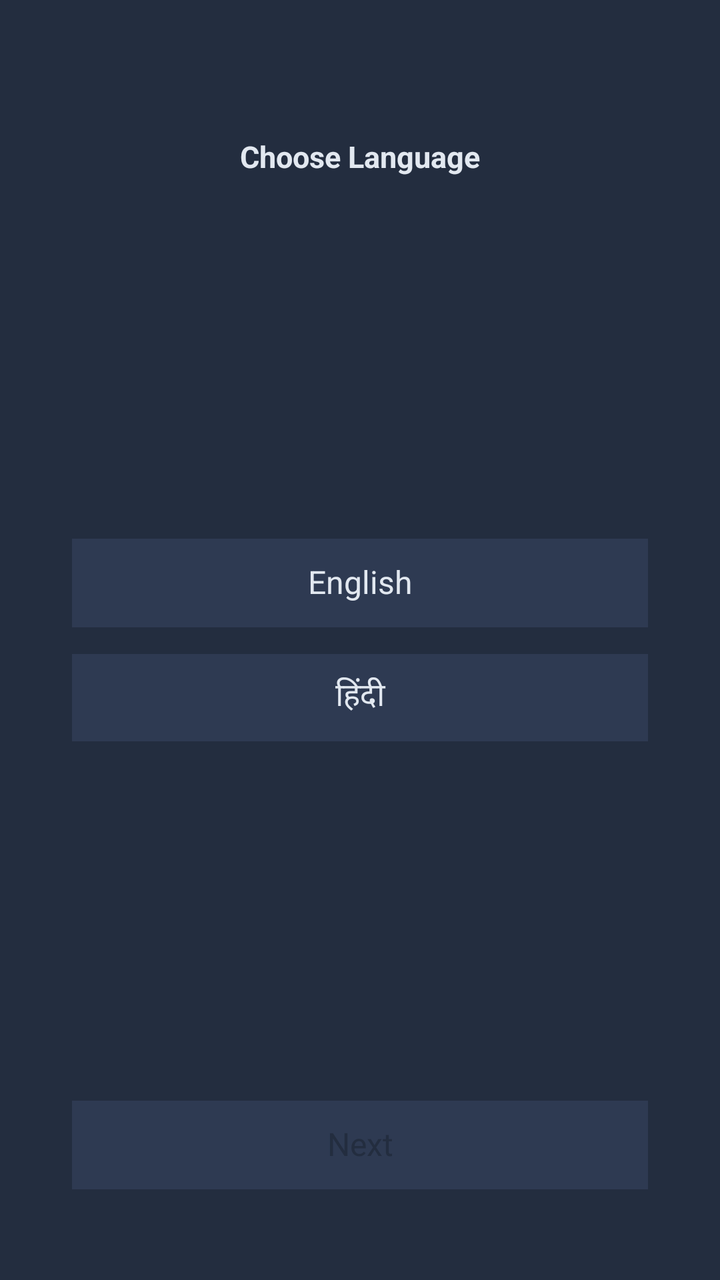
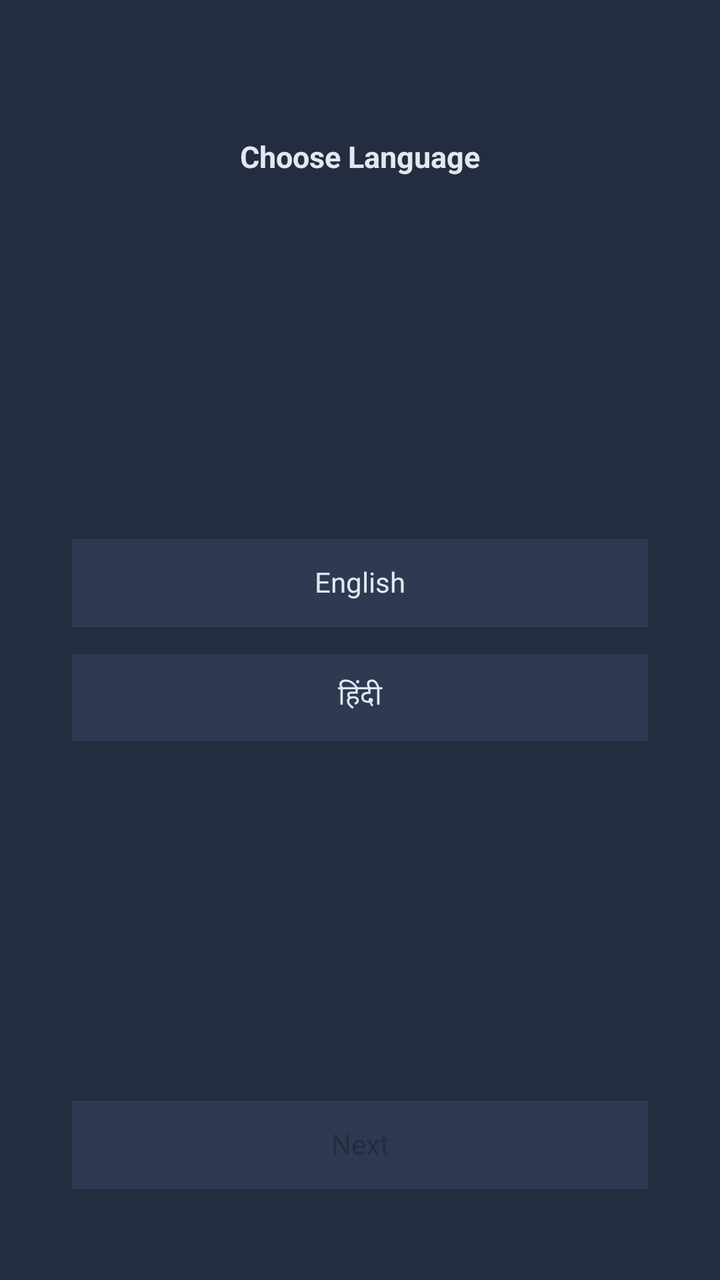

An Android layout rendered at two revisions. The XML below is the earlier revision; the diff shows what the commit changed to produce the second picture.
<!-- AndroidManifest.xml: activity theme Theme.NihalHome -->
<!-- res/layout/activity_language_selection.xml -->
<?xml version="1.0" encoding="utf-8"?>
<androidx.constraintlayout.widget.ConstraintLayout
    xmlns:android="http://schemas.android.com/apk/res/android"
    xmlns:app="http://schemas.android.com/apk/res-auto"
    android:layout_width="match_parent"
    android:layout_height="match_parent"
    android:background="@color/onboarding_background">

    
    <androidx.constraintlayout.widget.Guideline
        android:id="@+id/guideTitleTop"
        android:layout_width="wrap_content"
        android:layout_height="wrap_content"
        android:orientation="horizontal"
        app:layout_constraintGuide_percent="0.109" />

    <androidx.constraintlayout.widget.Guideline
        android:id="@+id/guideTitleBottom"
        android:layout_width="wrap_content"
        android:layout_height="wrap_content"
        android:orientation="horizontal"
        app:layout_constraintGuide_percent="0.138" />

    <androidx.constraintlayout.widget.Guideline
        android:id="@+id/guideEnglishTop"
        android:layout_width="wrap_content"
        android:layout_height="wrap_content"
        android:orientation="horizontal"
        app:layout_constraintGuide_percent="0.421" />

    <androidx.constraintlayout.widget.Guideline
        android:id="@+id/guideEnglishBottom"
        android:layout_width="wrap_content"
        android:layout_height="wrap_content"
        android:orientation="horizontal"
        app:layout_constraintGuide_percent="0.490" />

    <androidx.constraintlayout.widget.Guideline
        android:id="@+id/guideHindiTop"
        android:layout_width="wrap_content"
        android:layout_height="wrap_content"
        android:orientation="horizontal"
        app:layout_constraintGuide_percent="0.511" />

    <androidx.constraintlayout.widget.Guideline
        android:id="@+id/guideHindiBottom"
        android:layout_width="wrap_content"
        android:layout_height="wrap_content"
        android:orientation="horizontal"
        app:layout_constraintGuide_percent="0.579" />

    <androidx.constraintlayout.widget.Guideline
        android:id="@+id/guideNextTop"
        android:layout_width="wrap_content"
        android:layout_height="wrap_content"
        android:orientation="horizontal"
        app:layout_constraintGuide_percent="0.860" />

    <androidx.constraintlayout.widget.Guideline
        android:id="@+id/guideNextBottom"
        android:layout_width="wrap_content"
        android:layout_height="wrap_content"
        android:orientation="horizontal"
        app:layout_constraintGuide_percent="0.929" />

    
    <androidx.constraintlayout.widget.Guideline
        android:id="@+id/guideLeft"
        android:layout_width="wrap_content"
        android:layout_height="wrap_content"
        android:orientation="vertical"
        app:layout_constraintGuide_percent="0.10" />

    <androidx.constraintlayout.widget.Guideline
        android:id="@+id/guideRight"
        android:layout_width="wrap_content"
        android:layout_height="wrap_content"
        android:orientation="vertical"
        app:layout_constraintGuide_percent="0.90" />

    
    <androidx.appcompat.widget.AppCompatTextView
        android:id="@+id/textChooseLanguage"
        android:layout_width="0dp"
        android:layout_height="0dp"
        android:text="@string/choose_language_title"
        android:textColor="@color/onboarding_heading"
        android:textStyle="bold"
        android:gravity="center"
        android:maxLines="1"
        android:includeFontPadding="false"
        android:ellipsize="none"
        app:autoSizeTextType="uniform"
        app:autoSizeMinTextSize="1sp"
        app:autoSizeMaxTextSize="26sp"
        app:autoSizeStepGranularity="1sp"
        app:layout_constraintStart_toStartOf="@id/guideLeft"
        app:layout_constraintEnd_toEndOf="@id/guideRight"
        app:layout_constraintTop_toTopOf="@id/guideTitleTop"
        app:layout_constraintBottom_toBottomOf="@id/guideTitleBottom" />

    <Button
        android:id="@+id/buttonEnglish"
        android:layout_width="0dp"
        android:layout_height="0dp"
        android:minWidth="0dp"
        android:minHeight="0dp"
        android:paddingVertical="0dp"
        android:background="@color/onboarding_button_unselected"
        android:text="@string/language_english"
        android:textColor="@color/onboarding_heading"
        android:textAllCaps="false"
        android:gravity="center"
        android:maxLines="1"
        android:includeFontPadding="false"
        android:elevation="0dp"
        app:autoSizeTextType="uniform"
        app:autoSizeMinTextSize="1sp"
        app:autoSizeMaxTextSize="16sp"
        app:autoSizeStepGranularity="1sp"
        app:layout_constraintStart_toStartOf="@id/guideLeft"
        app:layout_constraintEnd_toEndOf="@id/guideRight"
        app:layout_constraintTop_toTopOf="@id/guideEnglishTop"
        app:layout_constraintBottom_toBottomOf="@id/guideEnglishBottom" />

    <Button
        android:id="@+id/buttonHindiUrdu"
        android:layout_width="0dp"
        android:layout_height="0dp"
        android:minWidth="0dp"
        android:minHeight="0dp"
        android:paddingVertical="0dp"
        android:background="@color/onboarding_button_unselected"
        android:text="@string/language_hindi_urdu"
        android:textColor="@color/onboarding_heading"
        android:textAllCaps="false"
        android:gravity="center"
        android:maxLines="1"
        android:includeFontPadding="false"
        android:elevation="0dp"
        app:autoSizeTextType="uniform"
        app:autoSizeMinTextSize="1sp"
        app:autoSizeMaxTextSize="16sp"
        app:autoSizeStepGranularity="1sp"
        app:layout_constraintStart_toStartOf="@id/guideLeft"
        app:layout_constraintEnd_toEndOf="@id/guideRight"
        app:layout_constraintTop_toTopOf="@id/guideHindiTop"
        app:layout_constraintBottom_toBottomOf="@id/guideHindiBottom" />

    <Button
        android:id="@+id/buttonNext"
        android:layout_width="0dp"
        android:layout_height="0dp"
        android:minWidth="0dp"
        android:minHeight="0dp"
        android:paddingVertical="0dp"
        android:background="@color/onboarding_button_unselected"
        android:enabled="false"
        android:text="@string/action_next"
        android:textColor="@color/onboarding_button_text"
        android:textAllCaps="false"
        android:gravity="center"
        android:maxLines="1"
        android:includeFontPadding="false"
        android:elevation="0dp"
        app:autoSizeTextType="uniform"
        app:autoSizeMinTextSize="1sp"
        app:autoSizeMaxTextSize="16sp"
        app:autoSizeStepGranularity="1sp"
        app:layout_constraintStart_toStartOf="@id/guideLeft"
        app:layout_constraintEnd_toEndOf="@id/guideRight"
        app:layout_constraintTop_toTopOf="@id/guideNextTop"
        app:layout_constraintBottom_toBottomOf="@id/guideNextBottom" />

</androidx.constraintlayout.widget.ConstraintLayout>
<!-- resources referenced by this layout -->
<resources>
  <color name="onboarding_background">#232D3F</color>
  <color name="onboarding_button_text">#232D3F</color>
  <color name="onboarding_button_unselected">#2E3A52</color>
  <color name="onboarding_heading">#E2E8F0</color>
  <string name="action_next">Next</string>
  <string name="choose_language_title">Choose Language</string>
  <string name="language_english">English</string>
  <string name="language_hindi_urdu">हिंदी</string>
  <style name="Theme.NihalHome" parent="android:Theme.Material.Light.NoActionBar">
          <item name="android:windowBackground">@android:color/white</item>
          <item name="android:statusBarColor">@android:color/white</item>
          <item name="android:navigationBarColor">@android:color/white</item>
          <item name="android:windowLightStatusBar">true</item>
      </style>
</resources>

<!-- the commit's change to res/layout/activity_language_selection.xml (unified diff, before → after) -->
@@ -92,7 +92,7 @@
         android:ellipsize="none"
         app:autoSizeTextType="uniform"
         app:autoSizeMinTextSize="1sp"
-        app:autoSizeMaxTextSize="26sp"
+        app:autoSizeMaxTextSize="200sp"
         app:autoSizeStepGranularity="1sp"
         app:layout_constraintStart_toStartOf="@id/guideLeft"
         app:layout_constraintEnd_toEndOf="@id/guideRight"
@@ -114,10 +114,6 @@
         android:maxLines="1"
         android:includeFontPadding="false"
         android:elevation="0dp"
-        app:autoSizeTextType="uniform"
-        app:autoSizeMinTextSize="1sp"
-        app:autoSizeMaxTextSize="16sp"
-        app:autoSizeStepGranularity="1sp"
         app:layout_constraintStart_toStartOf="@id/guideLeft"
         app:layout_constraintEnd_toEndOf="@id/guideRight"
         app:layout_constraintTop_toTopOf="@id/guideEnglishTop"
@@ -138,10 +134,6 @@
         android:maxLines="1"
         android:includeFontPadding="false"
         android:elevation="0dp"
-        app:autoSizeTextType="uniform"
-        app:autoSizeMinTextSize="1sp"
-        app:autoSizeMaxTextSize="16sp"
-        app:autoSizeStepGranularity="1sp"
         app:layout_constraintStart_toStartOf="@id/guideLeft"
         app:layout_constraintEnd_toEndOf="@id/guideRight"
         app:layout_constraintTop_toTopOf="@id/guideHindiTop"
@@ -163,10 +155,6 @@
         android:maxLines="1"
         android:includeFontPadding="false"
         android:elevation="0dp"
-        app:autoSizeTextType="uniform"
-        app:autoSizeMinTextSize="1sp"
-        app:autoSizeMaxTextSize="16sp"
-        app:autoSizeStepGranularity="1sp"
         app:layout_constraintStart_toStartOf="@id/guideLeft"
         app:layout_constraintEnd_toEndOf="@id/guideRight"
         app:layout_constraintTop_toTopOf="@id/guideNextTop"
